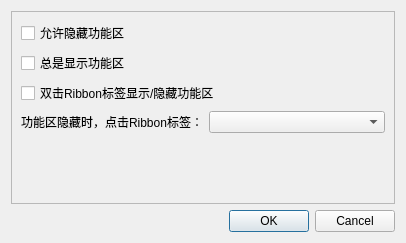
The window that RibbonFrame/settingsdialog.ui (zhongyang219/RibbonUiFrame) describes before a commit, drawn with Qt 5.
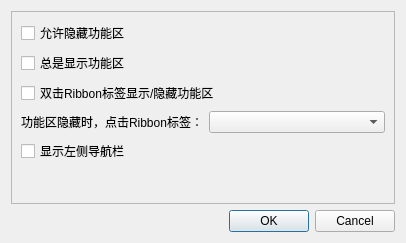
The same window after the commit. Icons and pictures are not drawn.

Commit message: 新增在左侧显示导航栏的功能

The edit to the form file:
```diff
--- a/RibbonFrame/settingsdialog.ui
+++ b/RibbonFrame/settingsdialog.ui
@@ -28,8 +28,8 @@
        <rect>
         <x>0</x>
         <y>0</y>
-        <width>386</width>
-        <height>193</height>
+        <width>392</width>
+        <height>207</height>
        </rect>
       </property>
       <layout class="QVBoxLayout" name="verticalLayout_2">
@@ -75,6 +75,13 @@
          </item>
         </layout>
        </item>
+       <item>
+        <widget class="QCheckBox" name="showLeftNaviBarCheck">
+         <property name="text">
+          <string>显示左侧导航栏</string>
+         </property>
+        </widget>
+       </item>
        <item>
         <spacer name="verticalSpacer">
          <property name="orientation">
```
The commit also changes 10 other files.
